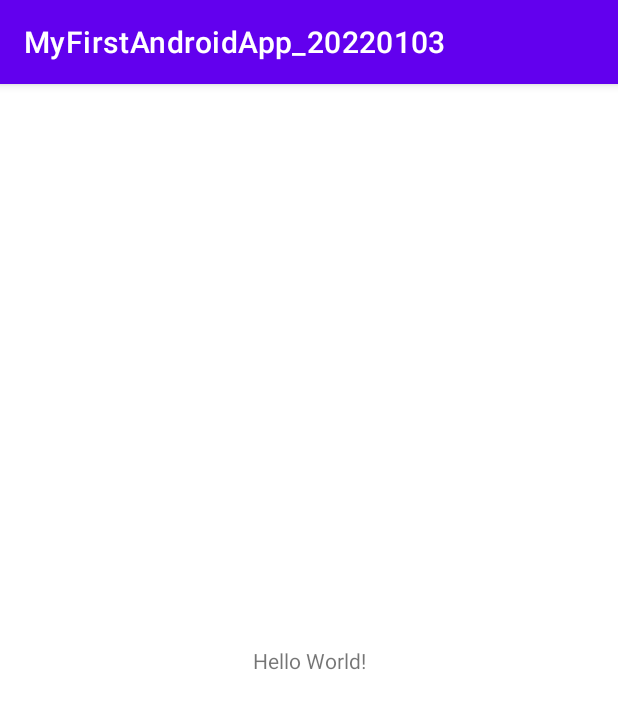
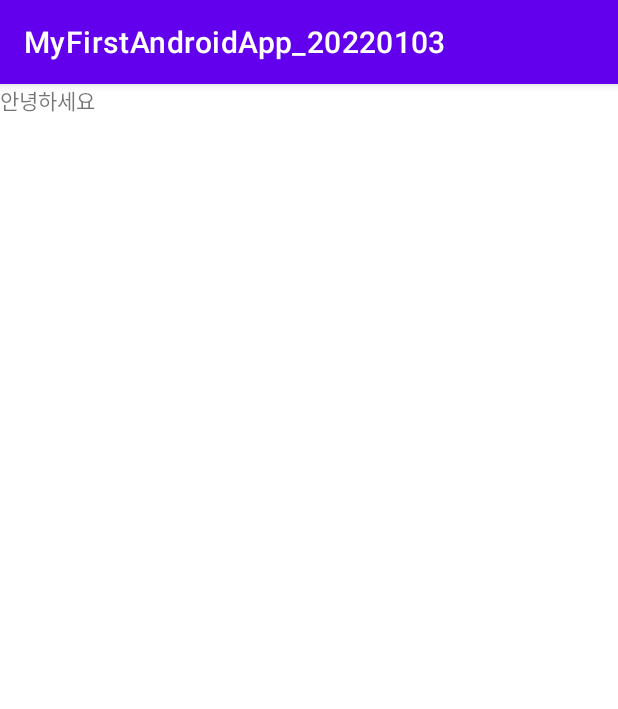
Before and after one commit to privatepeople/MyFirstAndroidApp_20220103, an Android app: the screen it shows after launch (MainActivity), on a phone screen of 412 x 824 dp. Shown: the top 709 px of the screen. Run offline under Robolectric (Android 15) with nearby library versions, the phone set to English and light mode, and no system bars.

Commit message:
TextView + LinearLayout 배치

```diff
--- a/app/src/main/res/layout/activity_main.xml
+++ b/app/src/main/res/layout/activity_main.xml
@@ -1,5 +1,6 @@
 <?xml version="1.0" encoding="utf-8"?>
-<androidx.constraintlayout.widget.ConstraintLayout xmlns:android="http://schemas.android.com/apk/res/android"
+<LinearLayout
+    xmlns:android="http://schemas.android.com/apk/res/android"
     xmlns:app="http://schemas.android.com/apk/res-auto"
     xmlns:tools="http://schemas.android.com/tools"
     android:layout_width="match_parent"
@@ -9,10 +10,6 @@
     <TextView
         android:layout_width="wrap_content"
         android:layout_height="wrap_content"
-        android:text="Hello World!"
-        app:layout_constraintBottom_toBottomOf="parent"
-        app:layout_constraintLeft_toLeftOf="parent"
-        app:layout_constraintRight_toRightOf="parent"
-        app:layout_constraintTop_toTopOf="parent" />
+        android:text="안녕하세요"/>
 
-</androidx.constraintlayout.widget.ConstraintLayout>
+</LinearLayout>
```
